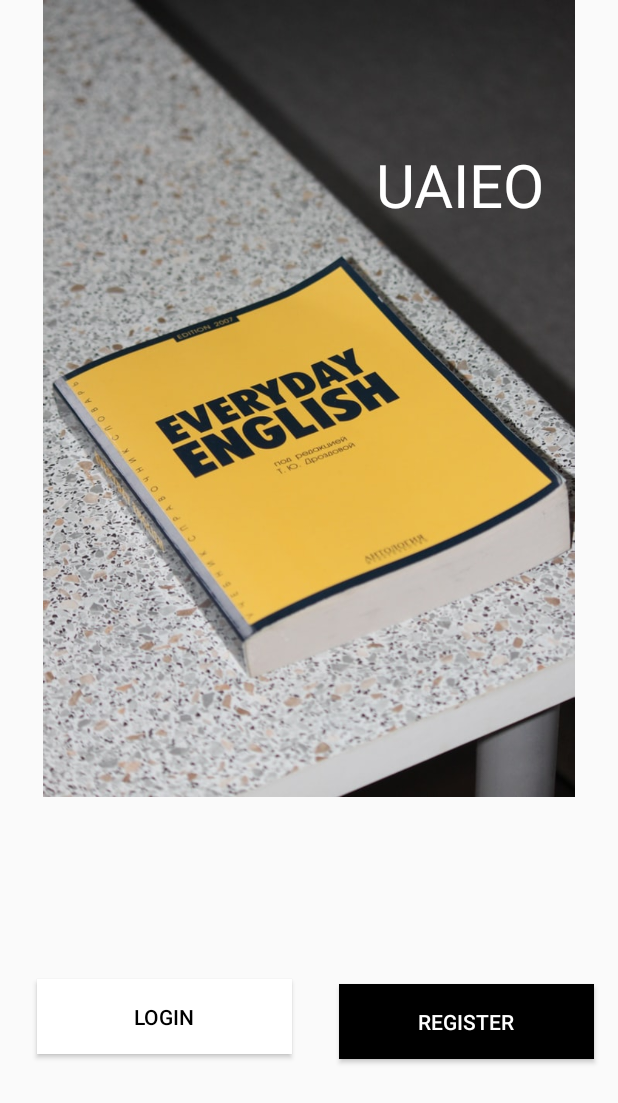
After one commit to KTTNKL/UAIEO, an Android app: the layout activity_logout_acvitiy.xml on its own in the app's theme, with its tools: preview values and no code run, on a phone screen of 412 x 824 dp. The commit adds this screen. Shown: the top 1103 px of the screen. Run offline under Robolectric (Android 15) with nearby library versions, the phone set to English and light mode, and no system bars.

Commit message:
[19127312] Logout Screen

```diff
--- a/Source/app/src/main/AndroidManifest.xml
+++ b/Source/app/src/main/AndroidManifest.xml
@@ -8,26 +8,30 @@
         android:label="@string/app_name"
         android:roundIcon="@mipmap/ic_launcher_round"
         android:supportsRtl="true"
+
         android:theme="@style/Theme.UAIEO">
+        <activity
+            android:name=".activity.LogoutAcvitiy"
+            android:exported="true" >
+            <intent-filter>
+                <action android:name="android.intent.action.MAIN" />
+
+                <category android:name="android.intent.category.LAUNCHER" />
+            </intent-filter>
+        </activity>
         <activity
             android:name=".activity.MainActivity"
             android:exported="false" />
         <activity
             android:name=".activity.ForgetPasswordActivity"
             android:exported="false" />
-
         <activity
             android:name=".activity.RegisterActivity"
             android:exported="false" />
         <activity
             android:name=".activity.LoginActivity"
-            android:exported="true">
-            <intent-filter>
-                <action android:name="android.intent.action.MAIN" />
+            android:exported="false"/>
 
-                <category android:name="android.intent.category.LAUNCHER" />
-            </intent-filter>
-        </activity>
     </application>
 
 </manifest>
--- /dev/null
+++ b/Source/app/src/main/java/com/khtn/uaieo/activity/LogoutAcvitiy.kt
@@ -0,0 +1,22 @@
+package com.khtn.uaieo.activity
+
+import android.content.Intent
+import androidx.appcompat.app.AppCompatActivity
+import android.os.Bundle
+import com.khtn.uaieo.R
+import kotlinx.android.synthetic.main.activity_logout_acvitiy.*
+
+class LogoutAcvitiy : AppCompatActivity() {
+    override fun onCreate(savedInstanceState: Bundle?) {
+        super.onCreate(savedInstanceState)
+        setContentView(R.layout.activity_logout_acvitiy)
+        toLoginPage.setOnClickListener {
+            val intent= Intent(this, LoginActivity::class.java)
+            startActivity(intent)
+        }
+        toRegisterPage.setOnClickListener {
+            val intent= Intent(this, RegisterActivity::class.java)
+            startActivity(intent)
+        }
+    }
+}
--- /dev/null
+++ b/Source/app/src/main/res/layout/activity_logout_acvitiy.xml
@@ -0,0 +1,58 @@
+<?xml version="1.0" encoding="utf-8"?>
+<androidx.constraintlayout.widget.ConstraintLayout xmlns:android="http://schemas.android.com/apk/res/android"
+    xmlns:app="http://schemas.android.com/apk/res-auto"
+    xmlns:tools="http://schemas.android.com/tools"
+    android:layout_width="match_parent"
+    android:layout_height="match_parent"
+    tools:context=".activity.LogoutAcvitiy">
+
+    <Button
+        android:id="@+id/toLoginPage"
+        android:layout_width="170dp"
+        android:layout_height="50dp"
+        android:text="Login"
+
+        android:textColor="@color/black"
+        android:background="@color/white"
+        app:layout_constraintBottom_toBottomOf="parent"
+        app:layout_constraintEnd_toStartOf="@+id/toRegisterPage"
+        app:layout_constraintHorizontal_bias="0.435"
+        app:layout_constraintStart_toStartOf="parent"
+        app:layout_constraintTop_toBottomOf="@+id/imageView2" />
+
+    <Button
+        android:id="@+id/toRegisterPage"
+        android:layout_width="170dp"
+        android:layout_height="50dp"
+        android:layout_marginEnd="16dp"
+        android:text="Register"
+        android:textColor="@color/white"
+        android:background="@color/black"
+        app:layout_constraintBottom_toBottomOf="parent"
+        app:layout_constraintEnd_toEndOf="parent"
+        app:layout_constraintTop_toBottomOf="@+id/imageView2"
+        app:layout_constraintVertical_bias="0.515" />
+
+    <ImageView
+        android:id="@+id/imageView2"
+        android:layout_width="match_parent"
+        android:layout_height="531dp"
+        app:layout_constraintEnd_toEndOf="parent"
+        app:layout_constraintStart_toStartOf="parent"
+        app:layout_constraintTop_toTopOf="parent"
+        app:srcCompat="@drawable/logout_screen" />
+
+    <TextView
+        android:id="@+id/textView"
+        android:layout_width="wrap_content"
+        android:layout_height="wrap_content"
+        android:layout_marginTop="96dp"
+        android:text="UAIEO"
+        android:textColor="@color/white"
+        android:textSize="40dp"
+        app:layout_constraintEnd_toEndOf="parent"
+        app:layout_constraintHorizontal_bias="0.838"
+        app:layout_constraintStart_toStartOf="@+id/imageView2"
+        app:layout_constraintTop_toTopOf="@+id/imageView2" />
+
+</androidx.constraintlayout.widget.ConstraintLayout>
--- a/Source/app/src/main/res/values/themes.xml
+++ b/Source/app/src/main/res/values/themes.xml
@@ -1,6 +1,6 @@
 <resources xmlns:tools="http://schemas.android.com/tools">
     <!-- Base application theme. -->
-    <style name="Theme.UAIEO" parent="Theme.MaterialComponents.DayNight.DarkActionBar">
+    <style name="Theme.UAIEO" parent="Theme.AppCompat.Light.NoActionBar">
         <!-- Primary brand color. -->
         <item name="colorPrimary">@color/purple_500</item>
         <item name="colorPrimaryVariant">@color/purple_700</item>
```
Also changed, not shown: Source/app/src/main/res/drawable-v24/logout_screen.jpg (added).
